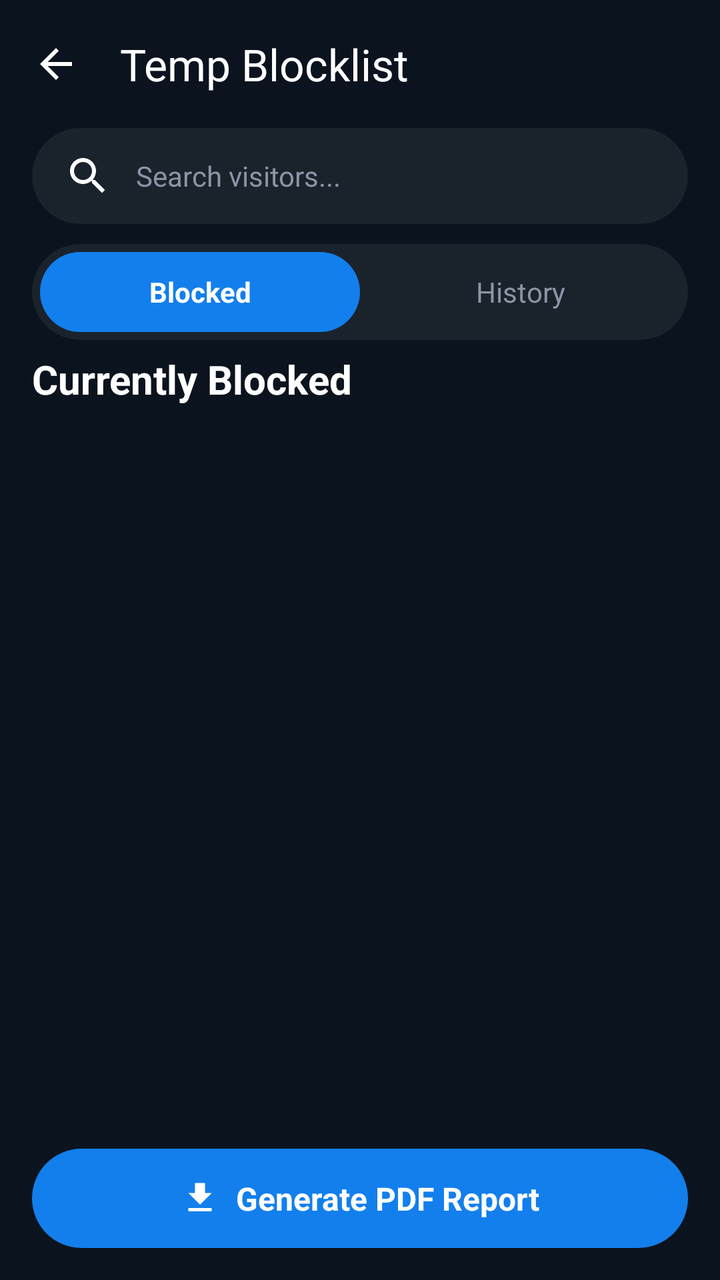
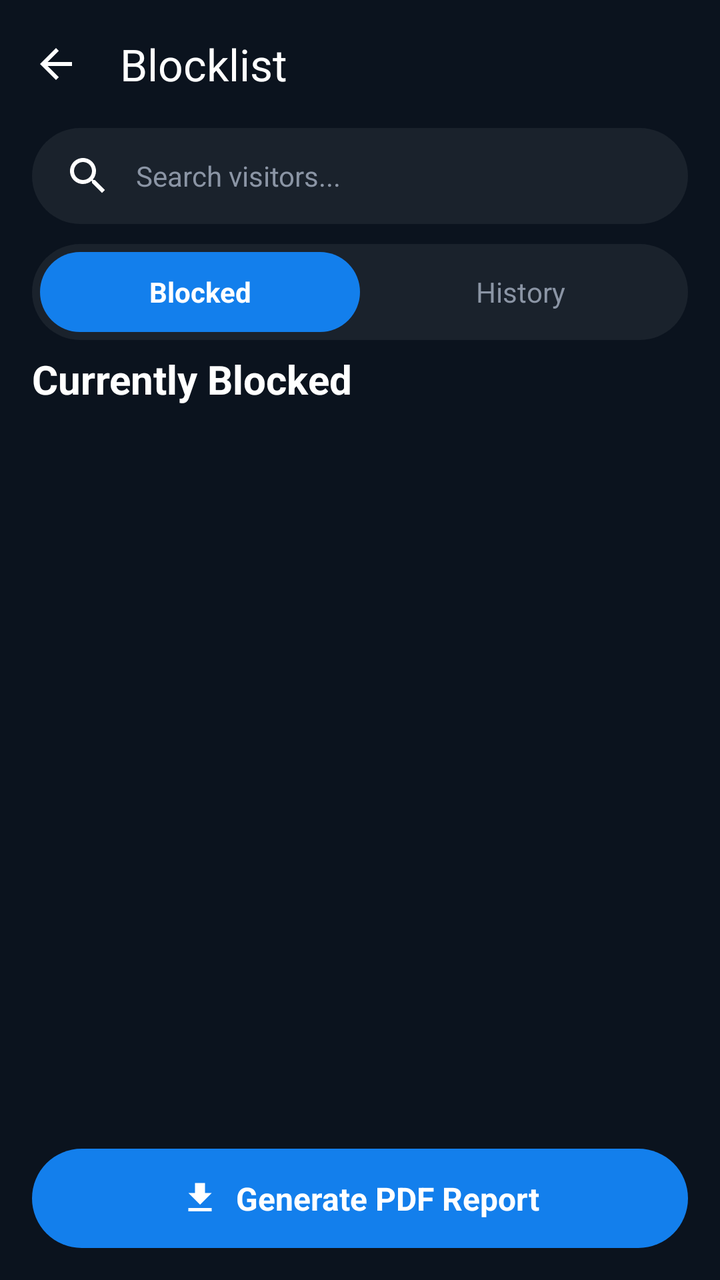

The first picture is an Android layout as it rendered before a commit; the second is the same layout after the commit. The layout source and the unified diff follow.
<!-- AndroidManifest.xml: application theme Theme.HouseVisitorManagementSystem -->
<!-- res/layout/activity_view_blocklist.xml -->
<?xml version="1.0" encoding="utf-8"?>
<androidx.constraintlayout.widget.ConstraintLayout xmlns:android="http://schemas.android.com/apk/res/android"
    xmlns:app="http://schemas.android.com/apk/res-auto"
    xmlns:tools="http://schemas.android.com/tools"
    android:id="@+id/main"
    android:layout_width="match_parent"
    android:layout_height="match_parent"
    android:background="@color/night_blue"
    tools:context=".ViewBlocklistActivity">

    
    <com.google.android.material.appbar.AppBarLayout
        android:id="@+id/appBarLayout"
        android:layout_width="match_parent"
        android:layout_height="wrap_content"
        android:background="@color/night_blue"
        app:elevation="0dp"
        app:layout_constraintTop_toTopOf="parent">

        <com.google.android.material.appbar.MaterialToolbar
            android:id="@+id/toolbar"
            android:layout_width="match_parent"
            android:layout_height="?attr/actionBarSize"
            app:navigationIcon="@drawable/ic_arrow_back"
            app:title="Temp Blocklist"
            app:titleTextColor="@color/white" />
    </com.google.android.material.appbar.AppBarLayout>

    <LinearLayout
        android:id="@+id/btnGenerateReport"
        android:layout_width="match_parent"
        android:layout_height="wrap_content"
        android:layout_marginHorizontal="16dp"
        android:layout_marginBottom="16dp"
        android:background="@drawable/bg_generate_report"
        android:gravity="center"
        android:orientation="horizontal"
        android:padding="14dp"
        app:layout_constraintBottom_toBottomOf="parent">

        <ImageView
            android:layout_width="20dp"
            android:layout_height="20dp"
            android:layout_marginEnd="8dp"
            android:src="@drawable/ic_download"
            app:tint="@color/white" />

        <TextView
            android:layout_width="wrap_content"
            android:layout_height="wrap_content"
            android:text="Generate PDF Report"
            android:textColor="@color/white"
            android:textSize="16sp"
            android:textStyle="bold" />
    </LinearLayout>

    
    <FrameLayout
        android:id="@+id/searchContainer"
        android:layout_width="match_parent"
        android:layout_height="wrap_content"
        android:layout_marginHorizontal="16dp"
        android:background="@drawable/bg_search_bar"
        app:layout_constraintTop_toBottomOf="@id/appBarLayout">

        <EditText
            android:id="@+id/etSearch"
            android:layout_width="match_parent"
            android:layout_height="48dp"
            android:background="@android:color/transparent"
            android:drawableStart="@drawable/ic_search"
            android:drawablePadding="12dp"
            android:hint="Search visitors..."
            android:paddingHorizontal="16dp"
            android:textColor="@color/white"
            android:textColorHint="@color/text_grey"
            android:textSize="14sp" />
    </FrameLayout>

    
    <LinearLayout
        android:id="@+id/tabContainer"
        android:layout_width="match_parent"
        android:layout_height="48dp"
        android:layout_marginHorizontal="16dp"
        android:layout_marginTop="10dp"
        android:background="@drawable/bg_search_bar"
        android:orientation="horizontal"
        android:padding="4dp"
        app:layout_constraintTop_toBottomOf="@id/searchContainer">

        <TextView
            android:id="@+id/tabBlocked"
            android:layout_width="0dp"
            android:layout_height="match_parent"
            android:layout_weight="1"
            android:background="@drawable/bg_chip_selected"
            android:gravity="center"
            android:text="Blocked"
            android:textColor="@color/white"
            android:textStyle="bold" />

        <TextView
            android:id="@+id/tabHistory"
            android:layout_width="0dp"
            android:layout_height="match_parent"
            android:layout_weight="1"
            android:background="@android:color/transparent"
            android:gravity="center"
            android:text="History"
            android:textColor="@color/text_grey" />
    </LinearLayout>

    <TextView
        android:id="@+id/tvSectionTitle"
        android:layout_width="wrap_content"
        android:layout_height="wrap_content"
        android:layout_marginStart="16dp"
        android:layout_marginTop="6dp"
        android:text="Currently Blocked"
        android:textColor="@color/white"
        android:textSize="20sp"
        android:textStyle="bold"
        app:layout_constraintStart_toStartOf="parent"
        app:layout_constraintTop_toBottomOf="@id/tabContainer" />

    <ScrollView
            android:paddingHorizontal="16dp"
            android:paddingBottom="16dp"
            android:layout_marginTop="16dp"
            android:layout_marginBottom="8dp"
        android:layout_width="match_parent"
        android:layout_height="0dp"
        android:fillViewport="true"
        app:layout_constraintTop_toBottomOf="@id/tvSectionTitle"
        app:layout_constraintBottom_toTopOf="@id/btnGenerateReport">

        <LinearLayout
            android:id="@+id/tempBlockContainer"
            android:layout_width="match_parent"
            android:layout_height="wrap_content"
            android:orientation="vertical"
            android:paddingBottom="16dp"/>
    </ScrollView>


    <TextView
        android:id="@+id/tvNoData"
        android:layout_width="wrap_content"
        android:layout_height="wrap_content"
        android:text="Visitor Not Available"
        android:textColor="@color/white"
        android:textSize="18sp"
        android:visibility="gone"
        app:layout_constraintTop_toBottomOf="@id/tvSectionTitle"
        app:layout_constraintBottom_toBottomOf="parent"
        app:layout_constraintStart_toStartOf="parent"
        app:layout_constraintEnd_toEndOf="parent"/>

</androidx.constraintlayout.widget.ConstraintLayout>
<!-- resources referenced by this layout -->
<resources>
  <color name="night_blue">#0B131E</color>
  <color name="text_grey">#8B95A5</color>
  <color name="white">#FFFFFF</color>
  <!-- drawable bg_chip_selected (drawable) -->
  <?xml version="1.0" encoding="utf-8"?>
  <shape xmlns:android="http://schemas.android.com/apk/res/android"
      android:shape="rectangle">
      <solid android:color="@color/bright_azure_blue" />
      <corners android:radius="20dp" />
  </shape>
  <!-- drawable bg_generate_report (drawable) -->
  <?xml version="1.0" encoding="utf-8"?>
  <shape xmlns:android="http://schemas.android.com/apk/res/android">
      <solid android:color="@color/bright_azure_blue" />
      <corners android:radius="100dp" />
  </shape>
  <!-- drawable bg_search_bar (drawable) -->
  <?xml version="1.0" encoding="utf-8"?>
  <shape xmlns:android="http://schemas.android.com/apk/res/android"
      android:shape="rectangle">
      <solid android:color="@color/card_dark_bg" />
      <corners android:radius="24dp" />
  </shape>
  <!-- drawable ic_arrow_back (drawable) -->
  <vector xmlns:android="http://schemas.android.com/apk/res/android"
      android:width="24dp"
      android:height="24dp"
      android:viewportWidth="24"
      android:viewportHeight="24">
      <path
          android:fillColor="#FFFFFF"
          android:pathData="M20,11H7.83l5.59,-5.59L12,4l-8,8 8,8 1.41,-1.41L7.83,13H20v-2z" />
  </vector>
  <!-- drawable ic_download (drawable) -->
  <?xml version="1.0" encoding="utf-8"?>
  <vector xmlns:android="http://schemas.android.com/apk/res/android"
      android:width="24dp"
      android:height="24dp"
      android:viewportWidth="24"
      android:viewportHeight="24">
      <path
          android:fillColor="#FFFFFFFF"
          android:pathData="M19,9h-4V3H9v6H5l7,7L19,9zM5,18v2h14v-2H5z" />
  </vector>
  <!-- drawable ic_search (drawable) -->
  <vector xmlns:android="http://schemas.android.com/apk/res/android"
      android:width="24dp"
      android:height="24dp"
      android:viewportWidth="24"
      android:viewportHeight="24"
      android:tint="@color/white">
    <path
        android:fillColor="@android:color/white"
        android:pathData="M15.5,14h-0.79l-0.28,-0.27C15.41,12.59 16,11.11 16,9.5 16,5.91 13.09,3 9.5,3S3,5.91 3,9.5 5.91,16 9.5,16c1.61,0 3.09,-0.59 4.23,-1.57l0.27,0.28v0.79l5,4.99L20.49,19l-4.99,-5zM9.5,14C7.01,14 5,11.99 5,9.5S7.01,5 9.5,5 14,7.01 14,9.5 11.99,14 9.5,14z"/>
  </vector>
  <style name="Theme.HouseVisitorManagementSystem" parent="Base.Theme.HouseVisitorManagementSystem" />
  <color name="bright_azure_blue">#137fec</color>
  <color name="card_dark_bg">#1A222C</color>
  <style name="Base.Theme.HouseVisitorManagementSystem" parent="Theme.Material3.DayNight.NoActionBar">
          
          
      </style>
</resources>

<!-- the commit's change to res/layout/activity_view_blocklist.xml (unified diff, before → after) -->
@@ -22,7 +22,7 @@
             android:layout_width="match_parent"
             android:layout_height="?attr/actionBarSize"
             app:navigationIcon="@drawable/ic_arrow_back"
-            app:title="Temp Blocklist"
+            app:title="Blocklist"
             app:titleTextColor="@color/white" />
     </com.google.android.material.appbar.AppBarLayout>
 
